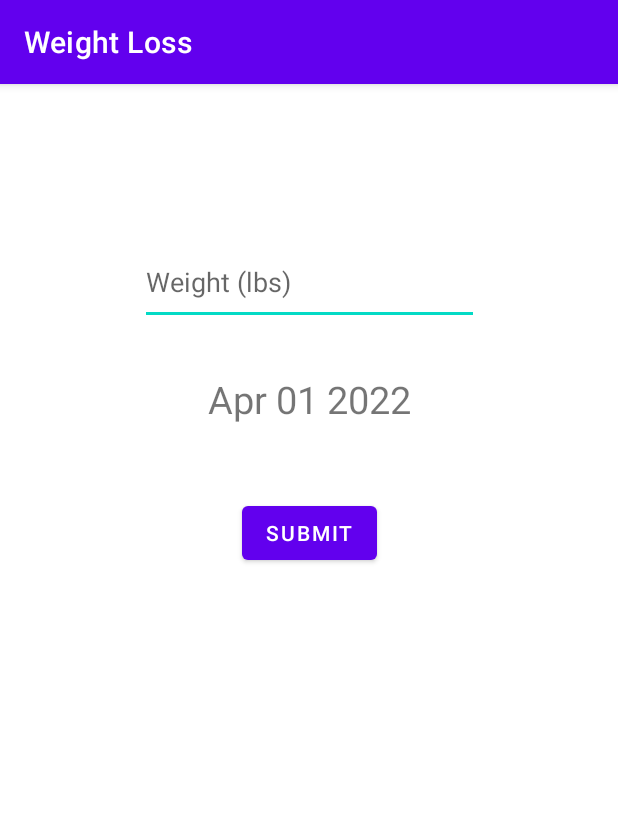
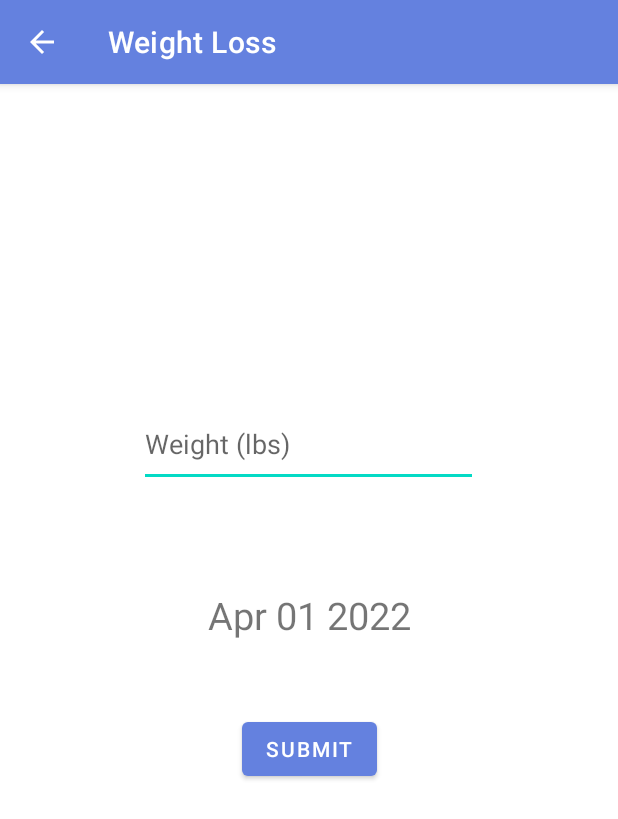
Before and after one commit to JackEmond/Weight-Loss-App, an Android app: the AddWeight screen opened directly, with no data from a screen before it, on a phone screen of 412 x 824 dp. Shown: the top 819 px of the screen. Run offline under Robolectric (Android 15) with nearby library versions, the phone set to English and light mode, and no system bars.

Commit message:
Updated header color and started work on recycler view design

```diff
--- a/app/src/main/AndroidManifest.xml
+++ b/app/src/main/AndroidManifest.xml
@@ -11,7 +11,9 @@
         android:theme="@style/Theme.WeightLoss">
         <activity
             android:name=".AddWeight"
-            android:exported="false" />
+            android:exported="false"
+            android:parentActivityName=".MainActivity"
+            />
         <activity
             android:name=".MainActivity"
             android:exported="true">
--- a/app/src/main/java/com/example/weightloss/AddWeight.java
+++ b/app/src/main/java/com/example/weightloss/AddWeight.java
@@ -32,15 +32,6 @@ public class AddWeight extends AppCompatActivity {
     long dateLong; // used to store date as a long which is how it is stored in the database
 
 
-    protected  void settxtDateAsCurrentDate(){
-        Calendar c = Calendar.getInstance();
-        dateLong = c.getTimeInMillis(); //Store time in long so you can store in database
-        Date dt = c.getTime(); //Get the current time
-        SimpleDateFormat df = new SimpleDateFormat("MMM dd yyyy", Locale.getDefault()); //format date
-        String formattedDate = df.format(dt); // convert to string
-        txtDate.setText(formattedDate);
-    }
-
 
     @Override
     protected void onCreate(Bundle savedInstanceState) {
@@ -55,7 +46,8 @@ public class AddWeight extends AppCompatActivity {
         txtDate = (TextView) findViewById(R.id.txtDate);
         settxtDateAsCurrentDate();
 
-
+        //Back Button
+        getSupportActionBar().setDisplayHomeAsUpEnabled(true);
 
         //pop up the Calendar when the Date Text is clicked
         txtDate.setOnClickListener(new View.OnClickListener() {
@@ -111,6 +103,14 @@ public class AddWeight extends AppCompatActivity {
         });
     }
 
+    protected  void settxtDateAsCurrentDate(){
+        Calendar c = Calendar.getInstance();
+        dateLong = c.getTimeInMillis(); //Store time in long so you can store in database
+        Date dt = c.getTime(); //Get the current time
+        SimpleDateFormat df = new SimpleDateFormat("MMM dd yyyy", Locale.getDefault()); //format date
+        String formattedDate = df.format(dt); // convert to string
+        txtDate.setText(formattedDate);
+    }
 
 
     public void openMainActivity(){
--- a/app/src/main/res/layout/activity_add_weight.xml
+++ b/app/src/main/res/layout/activity_add_weight.xml
@@ -6,49 +6,51 @@
     android:layout_height="match_parent"
     tools:context=".AddWeight">
 
+    <EditText
+        android:id="@+id/inputWeight"
+        android:layout_width="226dp"
+        android:layout_height="57dp"
+        android:layout_marginTop="36dp"
+        android:ems="15"
+        android:hint="Weight (lbs)"
+        android:inputType="numberDecimal"
+        app:layout_constraintEnd_toEndOf="parent"
+        app:layout_constraintHorizontal_bias="0.497"
+        app:layout_constraintStart_toStartOf="parent"
+        app:layout_constraintTop_toBottomOf="@+id/txtAddWeightHere" />
+
+    <TextView
+        android:id="@+id/txtDate"
+        android:layout_width="wrap_content"
+        android:layout_height="wrap_content"
+        android:layout_marginTop="68dp"
+        android:text="Pick a Date >"
+        android:textSize="25dp"
+        app:layout_constraintEnd_toEndOf="parent"
+        app:layout_constraintStart_toStartOf="parent"
+        app:layout_constraintTop_toBottomOf="@+id/inputWeight" />
+
+    <TextView
+        android:id="@+id/txtAddWeightHere"
+        android:layout_width="wrap_content"
+        android:layout_height="wrap_content"
+        android:layout_marginTop="156dp"
+        app:layout_constraintEnd_toEndOf="parent"
+        app:layout_constraintHorizontal_bias="0.498"
+        app:layout_constraintStart_toStartOf="parent"
+        app:layout_constraintTop_toTopOf="parent"
+        tools:text="Add Weight Here" />
+
     <Button
         android:id="@+id/btnSubmit"
         android:layout_width="wrap_content"
         android:layout_height="wrap_content"
         android:layout_marginTop="48dp"
         android:text="@string/btnSubmit"
+        app:layout_constraintBottom_toBottomOf="parent"
         app:layout_constraintEnd_toEndOf="parent"
         app:layout_constraintStart_toStartOf="parent"
-        app:layout_constraintTop_toBottomOf="@+id/txtDate" />
-
-    <EditText
-        android:id="@+id/inputWeight"
-        android:layout_width="226dp"
-        android:layout_height="57dp"
-        android:layout_marginTop="24dp"
-        android:ems="15"
-        android:hint="Weight (lbs)"
-        android:inputType="numberDecimal"
-        app:layout_constraintEnd_toEndOf="parent"
-        app:layout_constraintHorizontal_bias="0.5"
-        app:layout_constraintStart_toStartOf="parent"
-        app:layout_constraintTop_toBottomOf="@+id/txtAddWeightHere" />
-
-    <TextView
-        android:id="@+id/txtAddWeightHere"
-        android:layout_width="wrap_content"
-        android:layout_height="wrap_content"
-        android:layout_marginTop="60dp"
-        app:layout_constraintEnd_toEndOf="parent"
-        app:layout_constraintHorizontal_bias="0.5"
-        app:layout_constraintStart_toStartOf="parent"
-        app:layout_constraintTop_toTopOf="parent"
-        tools:text="Add Weight Here" />
-
-    <TextView
-        android:id="@+id/txtDate"
-        android:layout_width="wrap_content"
-        android:layout_height="wrap_content"
-        android:layout_marginTop="32dp"
-        android:textSize="25dp"
-        android:text="Pick a Date >"
-        app:layout_constraintEnd_toEndOf="parent"
-        app:layout_constraintStart_toStartOf="parent"
-        app:layout_constraintTop_toBottomOf="@+id/inputWeight" />
+        app:layout_constraintTop_toBottomOf="@+id/txtDate"
+        app:layout_constraintVertical_bias="0.0" />
 
 </androidx.constraintlayout.widget.ConstraintLayout>
--- a/app/src/main/res/values-night/themes.xml
+++ b/app/src/main/res/values-night/themes.xml
@@ -2,8 +2,8 @@
     <!-- Base application theme. -->
     <style name="Theme.WeightLoss" parent="Theme.MaterialComponents.Light.DarkActionBar">
         <!-- Primary brand color. -->
-        <item name="colorPrimary">@color/purple_200</item>
-        <item name="colorPrimaryVariant">@color/purple_700</item>
+        <item name="colorPrimary">@color/top_bar</item>
+        <item name="colorPrimaryVariant">@color/black</item>
         <item name="colorOnPrimary">@color/black</item>
         <!-- Secondary brand color. -->
         <item name="colorSecondary">@color/teal_200</item>
--- a/app/src/main/res/values/colors.xml
+++ b/app/src/main/res/values/colors.xml
@@ -7,4 +7,8 @@
     <color name="teal_700">#FF018786</color>
     <color name="black">#FF000000</color>
     <color name="white">#FFFFFFFF</color>
+    <color name="logo_blue">#6481df</color>
+    <color name="top_bar">#5e7cdd</color>
+
+
 </resources>
--- a/app/src/main/res/values/themes.xml
+++ b/app/src/main/res/values/themes.xml
@@ -2,8 +2,8 @@
     <!-- Base application theme. -->
     <style name="Theme.WeightLoss" parent="Theme.MaterialComponents.Light.DarkActionBar">
         <!-- Primary brand color. -->
-        <item name="colorPrimary">@color/purple_500</item>
-        <item name="colorPrimaryVariant">@color/purple_700</item>
+        <item name="colorPrimary">@color/logo_blue</item>
+        <item name="colorPrimaryVariant">@color/logo_blue</item>
         <item name="colorOnPrimary">@color/white</item>
         <!-- Secondary brand color. -->
         <item name="colorSecondary">@color/teal_200</item>
```
Also changed, not shown: app/src/main/java/com/example/weightloss/MainActivity.java (+6 -7 lines), app/src/main/java/com/example/weightloss/RecyclerViewAdapter.java (+9 -3 lines), app/src/main/res/layout/activity_main.xml (+7 -7 lines), app/src/main/res/layout/rv_row.xml (+16 -15 lines).
